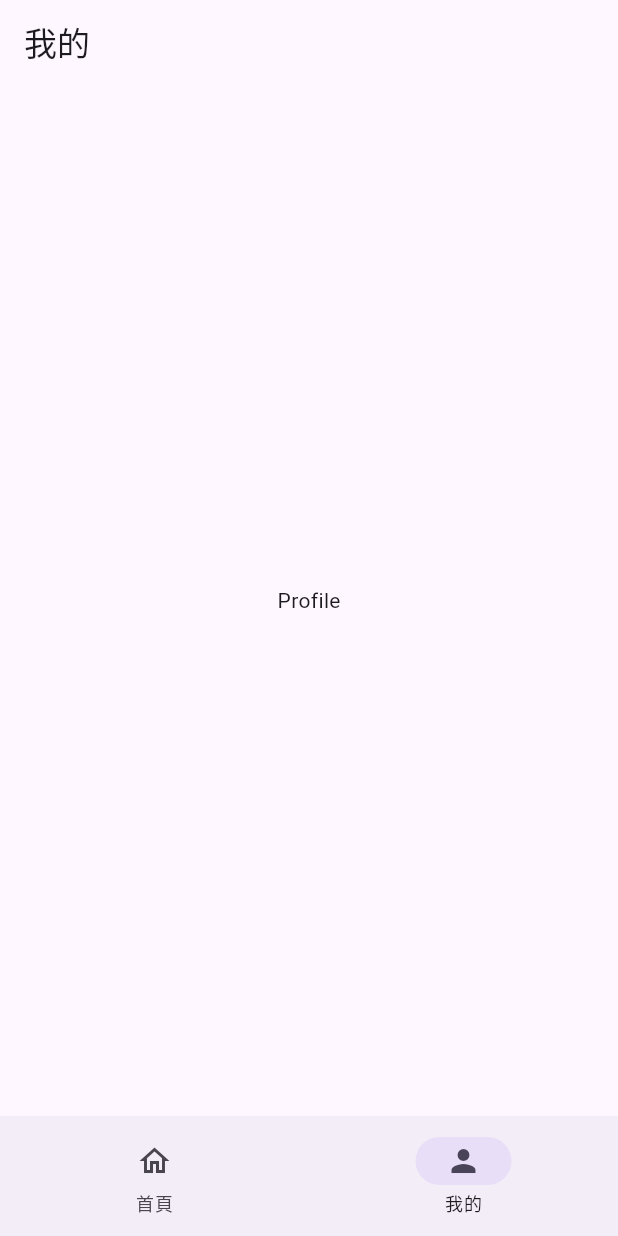
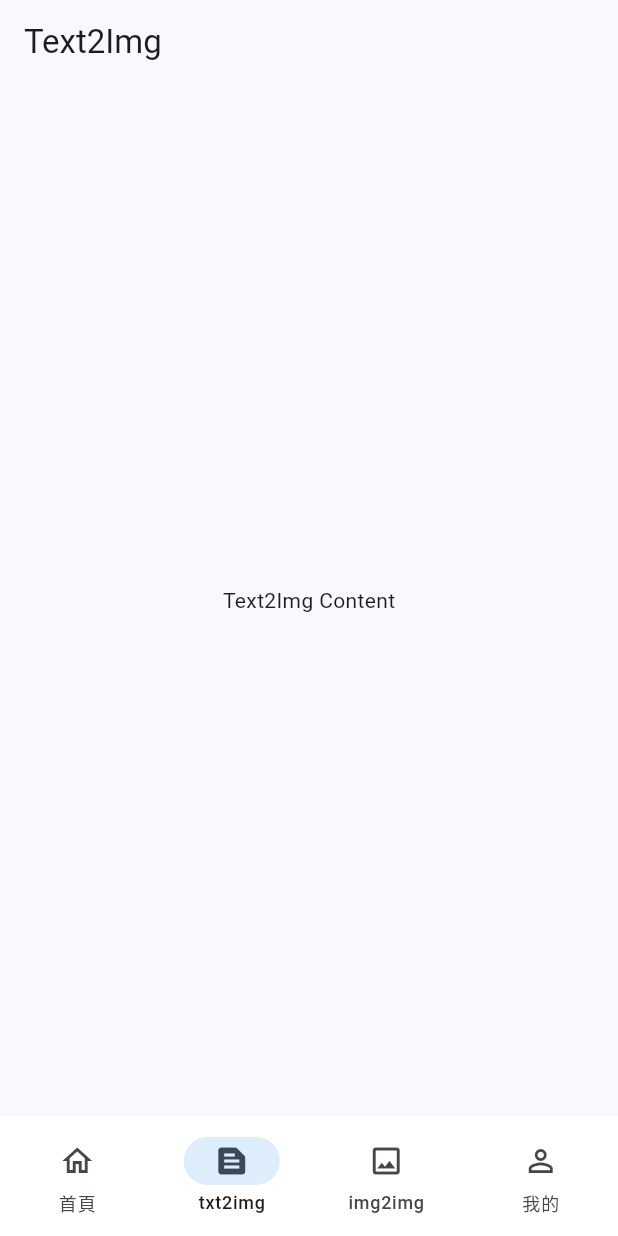
Before and after one commit to rockie2695/test_clouldflare_ai_frontend, a Flutter app: the screen it shows after launch, item 2 of the bottom bar chosen, on a phone screen of 412 x 824 dp. Run offline on Flutter 3.47's test engine with Material 3 defaults, Android fonts, the phone set to English and light mode, and no system bars; our stand-ins replace go_router.

Commit message:
Enhance app theme with Material 3 specifications; add Img2Img and Text2Img pages with routing; update HomeShell navigation destinations.

```diff
--- a/lib/main.dart
+++ b/lib/main.dart
@@ -25,7 +25,28 @@ class MainApp extends StatelessWidget {
       debugShowCheckedModeBanner: false,
       title: 'Cloudflare image ai',
       // 全域主題：Material 3、以藍色為種子色
-      theme: ThemeData(primarySwatch: Colors.blue, useMaterial3: true),
+      theme: ThemeData(
+        // ① 使用 Material 3 设计规范
+        //    - 决定整体视觉风格（圆角、阴影、配色逻辑）
+        //    - NavigationBar / FilledButton 等 M3 组件必须有它才正常显示
+        useMaterial3: true,
+        // ② 用一颗「种子色」自动生成整套配色方案
+        //    Flutter 会据此推导出 primary / secondary / surface / error 等
+        //    所有组件的默认颜色都会围绕这个蓝色自动协调
+        colorSchemeSeed: Colors.blue,
+        // ③ 单独定制「所有 NavigationBar」的默认外观
+        //    在这里写一次，app 里每个 NavigationBar 不写属性都会用这里的值
+        //    优先级：组件上直接写的属性 > 这里 > Flutter 内置默认
+        navigationBarTheme: NavigationBarThemeData(
+          // 底部导航栏的背景色：白色
+          backgroundColor: Colors.white,
+          // 选中 tab 下方「胶囊指示器」的底色
+          // Color(0xFF1E88E5) = 一个蓝色（0xFF = 不透明，后面 6 位是 RGB）
+          // .withOpacity(0.15) = 变成 15% 透明度，即很淡的蓝色
+          indicatorColor: const Color(0xFF1E88E5).withValues(alpha: 0.15),
+
+        ),
+      ),
       // 把 GoRouter 實例掛進來。
       // 從此所有頁面切換都由 appRouter 控制，
       // Flutter 不再自己管頁面棧（除了 root navigator 內部）。
--- a/lib/pages/home_page.dart
+++ b/lib/pages/home_page.dart
@@ -17,18 +17,18 @@ class HomePage extends StatelessWidget {
           mainAxisAlignment: MainAxisAlignment.center,
           children: [
             const Text('Home'),
-            const SizedBox(height: 16),
-            FilledButton(
-              // context.push：把新頁面「疊加」到當前 branch 的棧上。
-              // 因為 /home/detail/:id 沒有標 parentNavigatorKey，
-              // 所以它進入的是「首頁 branch 自己的 Navigator」，
-              // 底部導航欄會保留 → 這正是我們要的效果。
-              //
-              // 對比 context.go：go 是「替換」當前棧頂（常用於 tab 切換、deep link），
-              // push 才是「疊加」。
-              onPressed: () => context.push('/home/detail/42'),
-              child: const Text('打開商品 42'),
-            ),
+            // const SizedBox(height: 16),
+            // FilledButton(
+            //   // context.push：把新頁面「疊加」到當前 branch 的棧上。
+            //   // 因為 /home/detail/:id 沒有標 parentNavigatorKey，
+            //   // 所以它進入的是「首頁 branch 自己的 Navigator」，
+            //   // 底部導航欄會保留 → 這正是我們要的效果。
+            //   //
+            //   // 對比 context.go：go 是「替換」當前棧頂（常用於 tab 切換、deep link），
+            //   // push 才是「疊加」。
+            //   onPressed: () => context.push('/home/detail/42'),
+            //   child: const Text('打開商品 42'),
+            // ),
           ],
         ),
       ),
--- /dev/null
+++ b/lib/pages/img2img_page.dart
@@ -0,0 +1,13 @@
+import 'package:flutter/material.dart';
+
+class Img2ImgPage extends StatelessWidget {
+  const Img2ImgPage({super.key});
+
+  @override
+  Widget build(BuildContext context) {
+    return Scaffold(
+      appBar: AppBar(title: const Text('Img2Img')),
+      body: const Center(child: Text('Img2Img Content')),
+    );
+  }
+}
--- /dev/null
+++ b/lib/pages/text2img_page.dart
@@ -0,0 +1,13 @@
+import 'package:flutter/material.dart';
+
+class Text2ImgPage extends StatelessWidget {
+  const Text2ImgPage({super.key});
+
+  @override
+  Widget build(BuildContext context) {
+    return Scaffold(
+      appBar: AppBar(title: const Text('Text2Img')),
+      body: const Center(child: Text('Text2Img Content')),
+    );
+  }
+}
--- a/lib/router.dart
+++ b/lib/router.dart
@@ -4,6 +4,8 @@ import 'package:go_router/go_router.dart';
 import 'pages/home_page.dart';
 import 'pages/account_page.dart';
 import 'shell/home_shell.dart';
+import 'pages/text2img_page.dart';
+import 'pages/img2img_page.dart';
 
 // ⭐ _rootNavigatorKey 是什麼：
 //   GlobalKey<NavigatorState> = 一個「全局唯一」的鑰匙，
@@ -88,6 +90,22 @@ final GoRouter appRouter = GoRouter(
         StatefulShellBranch(
           routes: [
             GoRoute(
+              path: '/text2img',
+              builder: (context, state) => const Text2ImgPage(),
+            ),
+          ],
+        ),
+        StatefulShellBranch(
+          routes: [
+            GoRoute(
+              path: '/img2img',
+              builder: (context, state) => const Img2ImgPage(),
+            ),
+          ],
+        ),
+        StatefulShellBranch(
+          routes: [
+            GoRoute(
               path: '/profile',
               builder: (context, state) => const AccountPage(),
             ),
--- a/lib/shell/home_shell.dart
+++ b/lib/shell/home_shell.dart
@@ -51,6 +51,16 @@ class HomeShell extends StatelessWidget {
           //   label: '搜尋',
           // ),
           NavigationDestination(
+            icon: Icon(Icons.text_snippet_outlined),
+            selectedIcon: Icon(Icons.text_snippet),
+            label: 'txt2img',
+          ),
+          NavigationDestination(
+            icon: Icon(Icons.image_outlined),
+            selectedIcon: Icon(Icons.image),
+            label: 'img2img',
+          ),
+          NavigationDestination(
             icon: Icon(Icons.person_outline),
             selectedIcon: Icon(Icons.person),
             label: '我的',
```
Lines whose indentation alone changed are shown as unchanged.
